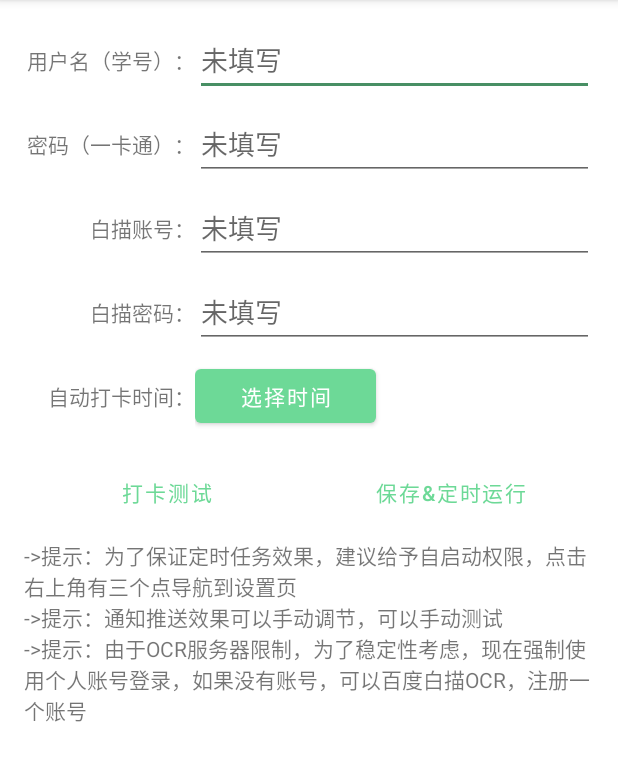
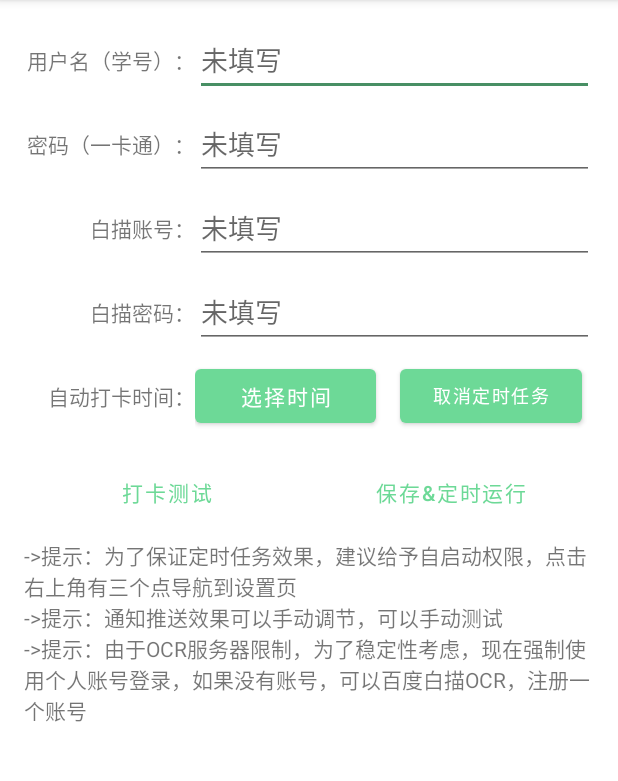
Before and after one commit to tagbug/ujs.AutoClock.apk, an Android app: the screen it shows after launch (MainActivity), on a phone screen of 412 x 824 dp, the part 84-865 px from its top. Run offline under Robolectric (Android 15) with nearby library versions, the phone set to English and light mode, and no system bars.

Commit message:
style: 细节调整

```diff
--- a/app/build.gradle
+++ b/app/build.gradle
@@ -11,8 +11,8 @@ android {
         applicationId "com.tagbug.ujs.autoclock"
         minSdk 24
         targetSdk 30
-        versionCode 4
-        versionName '1.0.3'
+        versionCode 5
+        versionName '1.0.4'
 
         testInstrumentationRunner "androidx.test.runner.AndroidJUnitRunner"
         targetSdkVersion 30
--- a/app/src/main/java/com/tagbug/ujs/autoclock/MainActivity.kt
+++ b/app/src/main/java/com/tagbug/ujs/autoclock/MainActivity.kt
@@ -116,7 +116,7 @@ class MainActivity : AppCompatActivity() {
                 { _, hourOfDay, minute ->
                     timingTime!!.set(Calendar.HOUR_OF_DAY, hourOfDay)
                     timingTime!!.set(Calendar.MINUTE, minute)
-                    timingTime!!.set(Calendar.SECOND, 1)
+                    timingTime!!.set(Calendar.SECOND, 0)
                     log(String.format("你选择的定时运行时间为：%tT", timingTime))
                     updateConfigToUI()
                 },
--- a/app/src/main/res/layout/activity_main.xml
+++ b/app/src/main/res/layout/activity_main.xml
@@ -109,12 +109,14 @@
         <LinearLayout
             android:layout_width="0dp"
             android:layout_height="match_parent"
+            android:gravity="center_vertical"
             android:layout_weight="7">
 
             <Button
                 android:id="@+id/button_chooseAutoClockTime"
                 android:layout_width="0dp"
                 android:layout_height="wrap_content"
+                android:layout_gravity="center_vertical"
                 android:layout_weight="1"
                 android:text="@string/timeChoiceButtonHint"
                 tools:ignore="ButtonStyle,NestedWeights" />
@@ -122,13 +124,14 @@
             <Button
                 android:id="@+id/button_cancelAutoClock"
                 android:layout_width="0dp"
+                android:layout_gravity="center_vertical"
                 android:layout_height="wrap_content"
                 android:layout_marginStart="16dp"
                 android:layout_marginEnd="8dp"
                 android:layout_weight="1"
                 android:text="@string/cancelAutoClockHint"
                 android:textSize="12sp"
-                android:visibility="invisible"
+                android:visibility="visible"
                 tools:ignore="ButtonStyle" />
         </LinearLayout>
     </LinearLayout>
```
Also changed, not shown: 2 other files.
